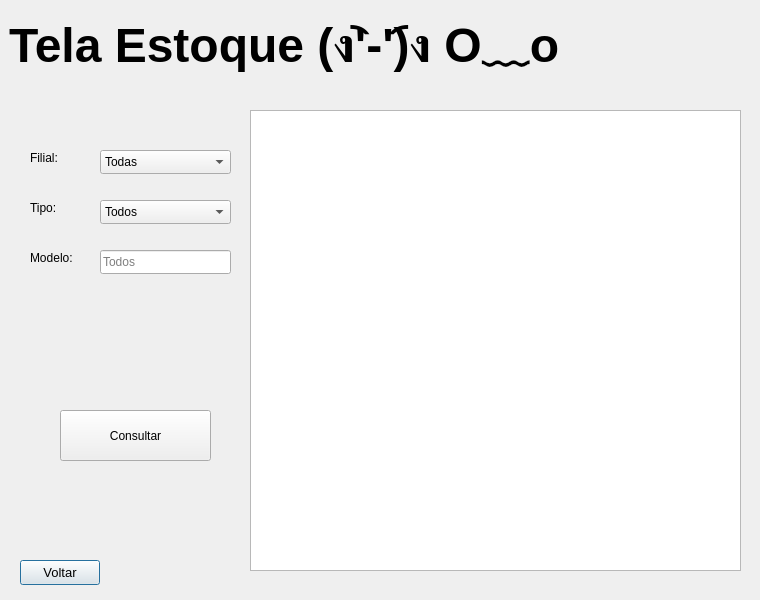
The window that telaconsultaestoque.ui (EduardoHaagP/ProjetoPOO) describes before a commit, drawn with Qt 5.
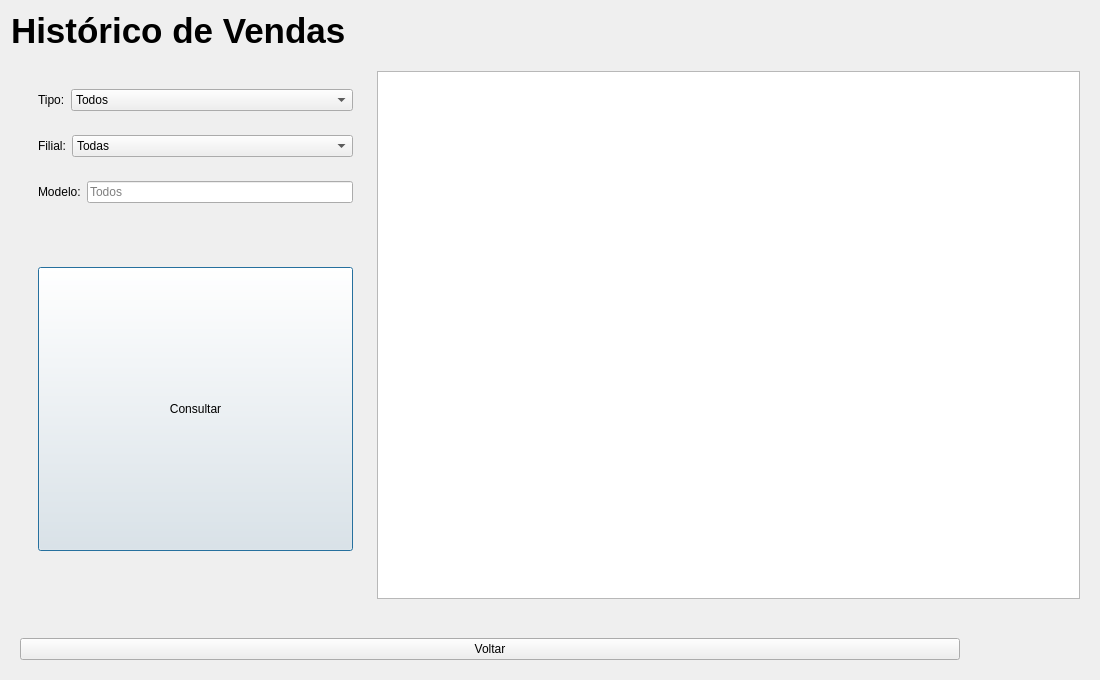
The same window after the commit.

Commit message: telas atualizadas, funcionando quase 100%

Patch:
```diff
--- a/telaconsultaestoque.ui
+++ b/telaconsultaestoque.ui
@@ -6,107 +6,122 @@
    <rect>
     <x>0</x>
     <y>0</y>
-    <width>760</width>
-    <height>600</height>
+    <width>1100</width>
+    <height>680</height>
    </rect>
   </property>
   <property name="windowTitle">
    <string>Dialog</string>
   </property>
+  <layout class="QVBoxLayout" name="verticalLayout">
+   <item>
   <widget class="QLabel" name="txt">
-   <property name="geometry">
-    <rect>
-     <x>9</x>
-     <y>9</y>
-     <width>558</width>
-     <height>64</height>
-    </rect>
-   </property>
-   <property name="sizePolicy">
-    <sizepolicy hsizetype="Preferred" vsizetype="Fixed">
-     <horstretch>0</horstretch>
-     <verstretch>0</verstretch>
-    </sizepolicy>
-   </property>
    <property name="font">
     <font>
-     <pointsize>36</pointsize>
+       <pointsize>26</pointsize>
      <bold>true</bold>
     </font>
    </property>
    <property name="text">
-    <string>Tela Estoque (ง︡'-'︠)ง O﹏o</string>
-   </property>
-  </widget>
-  <widget class="QPushButton" name="botVoltar">
-   <property name="geometry">
-    <rect>
-     <x>20</x>
-     <y>560</y>
-     <width>80</width>
-     <height>25</height>
-    </rect>
-   </property>
+      <string>Histórico de Vendas</string>
+     </property>
+    </widget>
+   </item>
+   <item>
+    <spacer name="verticalSpacer_3">
+     <property name="orientation">
+      <enum>Qt::Vertical</enum>
+     </property>
+     <property name="sizeType">
+      <enum>QSizePolicy::Fixed</enum>
+     </property>
+     <property name="sizeHint" stdset="0">
+      <size>
+       <width>20</width>
+       <height>5</height>
+      </size>
+     </property>
+    </spacer>
+   </item>
+   <item>
+    <widget class="QWidget" name="widget_3" native="true">
+     <layout class="QHBoxLayout" name="horizontalLayout">
+      <item>
+       <widget class="QWidget" name="widget" native="true">
    <property name="sizePolicy">
-    <sizepolicy hsizetype="Fixed" vsizetype="Fixed">
-     <horstretch>50</horstretch>
-     <verstretch>10</verstretch>
-    </sizepolicy>
-   </property>
-   <property name="font">
-    <font>
-     <pointsize>10</pointsize>
-     <bold>false</bold>
-    </font>
-   </property>
+         <sizepolicy hsizetype="Preferred" vsizetype="MinimumExpanding">
+          <horstretch>1</horstretch>
+          <verstretch>0</verstretch>
+         </sizepolicy>
+        </property>
+        <layout class="QVBoxLayout" name="verticalLayout_2">
+         <item>
+          <widget class="QWidget" name="widget_4" native="true">
+           <property name="sizePolicy">
+            <sizepolicy hsizetype="Minimum" vsizetype="Maximum">
+             <horstretch>0</horstretch>
+             <verstretch>0</verstretch>
+            </sizepolicy>
+           </property>
+           <layout class="QHBoxLayout" name="horizontalLayout_4">
+            <item>
+             <widget class="QLabel" name="txtTipo">
    <property name="text">
-    <string>Voltar</string>
-   </property>
-  </widget>
-  <widget class="QPushButton" name="botCadastrar">
-   <property name="geometry">
-    <rect>
-     <x>60</x>
-     <y>410</y>
-     <width>151</width>
-     <height>51</height>
-    </rect>
-   </property>
+               <string>Tipo:</string>
+              </property>
+             </widget>
+            </item>
+            <item>
+             <widget class="QComboBox" name="inpTipo">
+              <property name="sizePolicy">
+               <sizepolicy hsizetype="MinimumExpanding" vsizetype="MinimumExpanding">
+                <horstretch>0</horstretch>
+                <verstretch>0</verstretch>
+               </sizepolicy>
+              </property>
+              <item>
    <property name="text">
-    <string>Consultar</string>
-   </property>
-  </widget>
+                <string>Todos</string>
+               </property>
+              </item>
+              <item>
+               <property name="text">
+                <string>Carro</string>
+               </property>
+              </item>
+              <item>
+               <property name="text">
+                <string>Moto</string>
+               </property>
+              </item>
+             </widget>
+            </item>
+           </layout>
+          </widget>
+         </item>
+         <item>
+          <widget class="QWidget" name="widget_2" native="true">
+           <property name="sizePolicy">
+            <sizepolicy hsizetype="Preferred" vsizetype="Maximum">
+             <horstretch>0</horstretch>
+             <verstretch>0</verstretch>
+            </sizepolicy>
+           </property>
+           <layout class="QHBoxLayout" name="horizontalLayout_3">
+            <item>
   <widget class="QLabel" name="txtFilial">
-   <property name="geometry">
-    <rect>
-     <x>30</x>
-     <y>150</y>
-     <width>49</width>
-     <height>16</height>
-    </rect>
-   </property>
    <property name="text">
     <string>Filial:</string>
    </property>
   </widget>
-  <widget class="QTableWidget" name="tabelaWidget">
-   <property name="geometry">
-    <rect>
-     <x>250</x>
-     <y>110</y>
-     <width>491</width>
-     <height>461</height>
-    </rect>
-   </property>
-  </widget>
+            </item>
+            <item>
   <widget class="QComboBox" name="inpFilial">
-   <property name="geometry">
-    <rect>
-     <x>100</x>
-     <y>150</y>
-     <width>131</width>
-     <height>24</height>
-    </rect>
+              <property name="sizePolicy">
+               <sizepolicy hsizetype="MinimumExpanding" vsizetype="Fixed">
+                <horstretch>0</horstretch>
+                <verstretch>0</verstretch>
+               </sizepolicy>
    </property>
    <item>
     <property name="text">
@@ -129,65 +144,33 @@
     </property>
    </item>
   </widget>
-  <widget class="QLabel" name="txtTipo">
-   <property name="geometry">
-    <rect>
-     <x>30</x>
-     <y>200</y>
-     <width>49</width>
-     <height>16</height>
-    </rect>
-   </property>
-   <property name="text">
-    <string>Tipo:</string>
-   </property>
-  </widget>
-  <widget class="QComboBox" name="inpTipo">
-   <property name="geometry">
-    <rect>
-     <x>100</x>
-     <y>200</y>
-     <width>131</width>
-     <height>24</height>
-    </rect>
-   </property>
-   <item>
-    <property name="text">
-     <string>Todos</string>
-    </property>
+            </item>
+           </layout>
+          </widget>
    </item>
    <item>
-    <property name="text">
-     <string>Carro</string>
-    </property>
-   </item>
+          <widget class="QWidget" name="widget_5" native="true">
+           <property name="sizePolicy">
+            <sizepolicy hsizetype="Preferred" vsizetype="Maximum">
+             <horstretch>0</horstretch>
+             <verstretch>0</verstretch>
+            </sizepolicy>
+           </property>
+           <layout class="QHBoxLayout" name="horizontalLayout_5">
    <item>
-    <property name="text">
-     <string>Moto</string>
-    </property>
-   </item>
-  </widget>
   <widget class="QLabel" name="txtModelo">
-   <property name="geometry">
-    <rect>
-     <x>30</x>
-     <y>250</y>
-     <width>49</width>
-     <height>16</height>
-    </rect>
-   </property>
    <property name="text">
     <string>Modelo:</string>
    </property>
   </widget>
+            </item>
+            <item>
   <widget class="QLineEdit" name="inpModelo">
-   <property name="geometry">
-    <rect>
-     <x>100</x>
-     <y>250</y>
-     <width>131</width>
-     <height>24</height>
-    </rect>
+              <property name="sizePolicy">
+               <sizepolicy hsizetype="MinimumExpanding" vsizetype="Fixed">
+                <horstretch>0</horstretch>
+                <verstretch>0</verstretch>
+               </sizepolicy>
    </property>
    <property name="inputMask">
     <string/>
@@ -199,6 +182,161 @@
     <string>Todos</string>
    </property>
   </widget>
+            </item>
+           </layout>
+          </widget>
+         </item>
+         <item>
+          <spacer name="verticalSpacer">
+           <property name="orientation">
+            <enum>Qt::Vertical</enum>
+           </property>
+           <property name="sizeType">
+            <enum>QSizePolicy::Minimum</enum>
+           </property>
+           <property name="sizeHint" stdset="0">
+            <size>
+             <width>20</width>
+             <height>40</height>
+            </size>
+           </property>
+          </spacer>
+         </item>
+         <item>
+          <widget class="QWidget" name="widget_6" native="true">
+           <layout class="QHBoxLayout" name="horizontalLayout_6">
+            <item>
+             <widget class="QPushButton" name="botCadastrar">
+              <property name="sizePolicy">
+               <sizepolicy hsizetype="Minimum" vsizetype="Preferred">
+                <horstretch>0</horstretch>
+                <verstretch>0</verstretch>
+               </sizepolicy>
+              </property>
+              <property name="text">
+               <string>Consultar</string>
+              </property>
+             </widget>
+            </item>
+           </layout>
+          </widget>
+         </item>
+         <item>
+          <spacer name="verticalSpacer_2">
+           <property name="orientation">
+            <enum>Qt::Vertical</enum>
+           </property>
+           <property name="sizeType">
+            <enum>QSizePolicy::Maximum</enum>
+           </property>
+           <property name="sizeHint" stdset="0">
+            <size>
+             <width>20</width>
+             <height>30</height>
+            </size>
+           </property>
+          </spacer>
+         </item>
+        </layout>
+       </widget>
+      </item>
+      <item>
+       <widget class="QTableWidget" name="tabelaWidget">
+        <property name="sizePolicy">
+         <sizepolicy hsizetype="Preferred" vsizetype="MinimumExpanding">
+          <horstretch>2</horstretch>
+          <verstretch>0</verstretch>
+         </sizepolicy>
+        </property>
+       </widget>
+      </item>
+     </layout>
+    </widget>
+   </item>
+   <item>
+    <spacer name="verticalSpacer_4">
+     <property name="orientation">
+      <enum>Qt::Vertical</enum>
+     </property>
+     <property name="sizeType">
+      <enum>QSizePolicy::Fixed</enum>
+     </property>
+     <property name="sizeHint" stdset="0">
+      <size>
+       <width>20</width>
+       <height>15</height>
+      </size>
+     </property>
+    </spacer>
+   </item>
+   <item>
+    <widget class="QWidget" name="config" native="true">
+     <layout class="QHBoxLayout" name="horizontalLayout_2">
+      <item>
+       <widget class="QPushButton" name="botVoltar">
+        <property name="sizePolicy">
+         <sizepolicy hsizetype="Preferred" vsizetype="Fixed">
+          <horstretch>0</horstretch>
+          <verstretch>0</verstretch>
+         </sizepolicy>
+        </property>
+        <property name="text">
+         <string>Voltar</string>
+        </property>
+       </widget>
+      </item>
+      <item>
+       <spacer name="horizontalSpacer">
+        <property name="orientation">
+         <enum>Qt::Horizontal</enum>
+        </property>
+        <property name="sizeType">
+         <enum>QSizePolicy::Preferred</enum>
+        </property>
+        <property name="sizeHint" stdset="0">
+         <size>
+          <width>40</width>
+          <height>20</height>
+         </size>
+        </property>
+       </spacer>
+      </item>
+      <item>
+       <spacer name="horizontalSpacer_5">
+        <property name="orientation">
+         <enum>Qt::Horizontal</enum>
+        </property>
+        <property name="sizeType">
+         <enum>QSizePolicy::Preferred</enum>
+        </property>
+        <property name="sizeHint" stdset="0">
+         <size>
+          <width>40</width>
+          <height>20</height>
+         </size>
+        </property>
+       </spacer>
+      </item>
+      <item>
+       <spacer name="horizontalSpacer_3">
+        <property name="orientation">
+         <enum>Qt::Horizontal</enum>
+        </property>
+        <property name="sizeType">
+         <enum>QSizePolicy::Preferred</enum>
+        </property>
+        <property name="sizeHint" stdset="0">
+         <size>
+          <width>40</width>
+          <height>20</height>
+         </size>
+        </property>
+       </spacer>
+      </item>
+     </layout>
+    </widget>
+   </item>
+  </layout>
  </widget>
  <resources/>
  <connections/>
```
Lines whose indentation alone changed are shown as unchanged. The commit also changes 14 other files.
